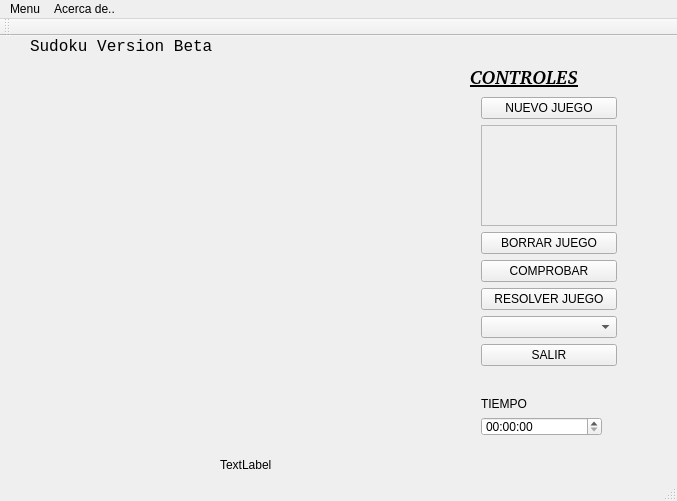
Before: the Qt Designer form sudoku.ui in dacabrer/proyecto_lenguajes_1erParcial, drawn with Qt 5.
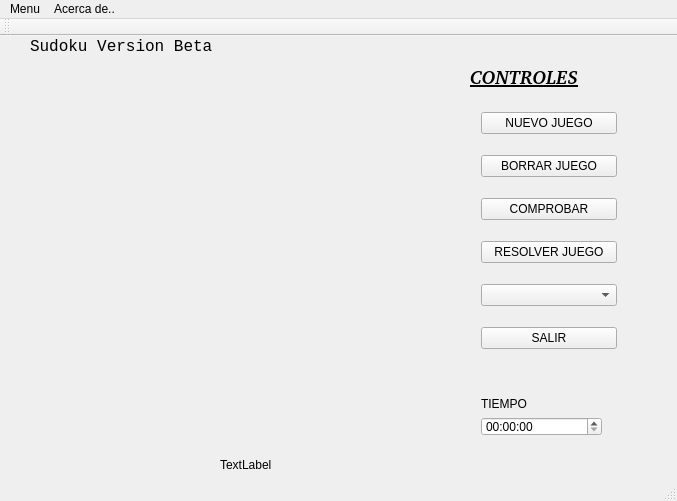
After: the same form once the commit is applied.

```diff
--- a/sudoku.ui
+++ b/sudoku.ui
@@ -109,13 +109,6 @@
        </property>
       </widget>
      </item>
-     <item>
-      <widget class="QTextEdit" name="textEdit">
-       <property name="enabled">
-        <bool>false</bool>
-       </property>
-      </widget>
-     </item>
      <item>
       <widget class="QPushButton" name="pushButton">
        <property name="text">
```
